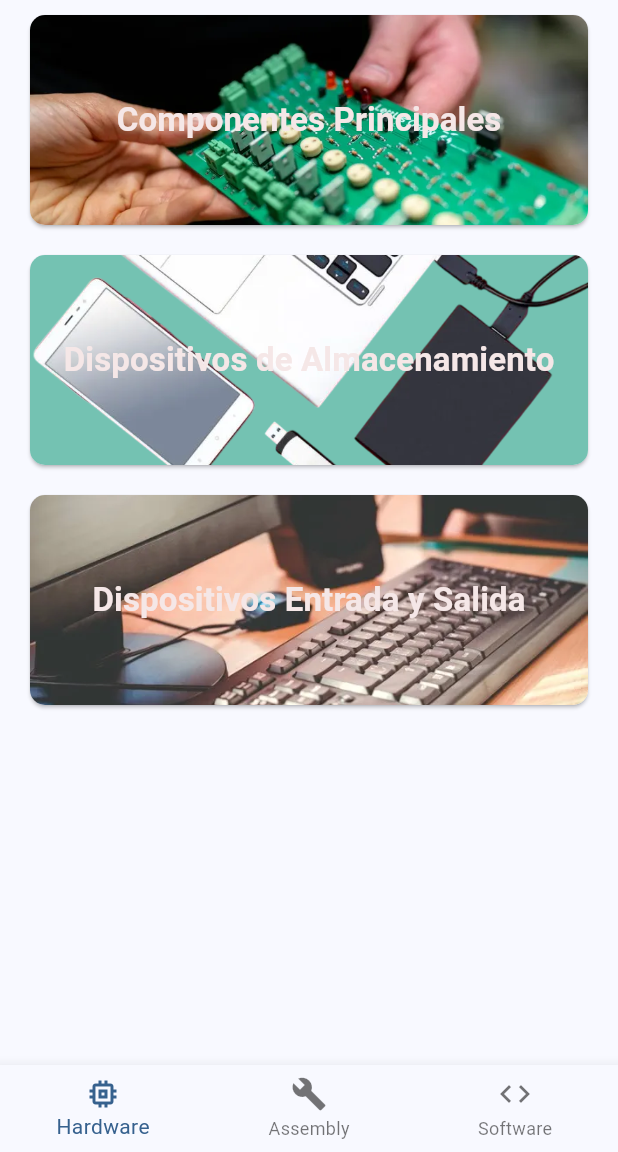
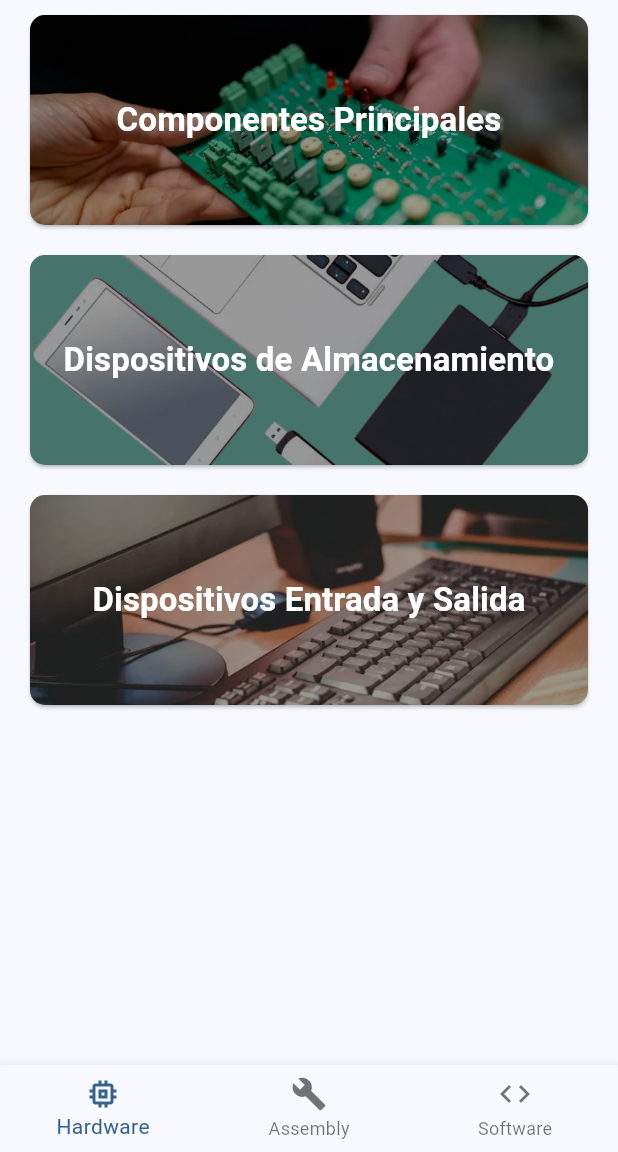
Before and after one commit to angelito028/Tech_Care, a Flutter app: the screen it shows after launch, on a phone screen of 412 x 824 dp, the part 84-1236 px from its top. Run offline on Flutter 3.47's test engine with Material 3 defaults, Android fonts, the phone set to English and light mode, and no system bars.

Commit message:
Componentes

```diff
--- a/lib/components/boton_hardware.dart
+++ b/lib/components/boton_hardware.dart
@@ -19,44 +19,49 @@ class BotonHardware extends StatefulWidget {
 class _BotonHardwareState extends State<BotonHardware> {
   @override
   Widget build(BuildContext context) {
-    return ElevatedButton(
+    return SizedBox(
+      width: double.infinity,
+      height: 140,
+      child: ElevatedButton(
         onPressed: () {
-        setState(() {
           Navigator.push(
             context,
             MaterialPageRoute(builder: (context) => widget.rutaBoton!),
           );
-        });
         },
         style: ElevatedButton.styleFrom(
+          padding: EdgeInsets.zero, // Elimina el padding por defecto
           shape: RoundedRectangleBorder(
             borderRadius: BorderRadius.circular(10.0),
           ),
-        padding: EdgeInsets.all(0),
         ),
-      child: Ink(
+        child: Stack(
+          fit: StackFit.expand, // Asegura que todo el contenido llene el botón
+          children: [
+            ClipRRect(
+              borderRadius: BorderRadius.circular(10.0),
+              child: Image.asset(
+                "assets/${widget.rutaImagen}",
+                fit: BoxFit.cover, // La imagen ocupa todo el espacio
+              ),
+            ),
+            Container(
+              alignment: Alignment.center,
               decoration: BoxDecoration(
-          shape: BoxShape.rectangle,
-          image: DecorationImage(
-            image: AssetImage("assets/${widget.rutaImagen}"),
-            fit: BoxFit.cover,
-          ),
+                color: Colors.black.withOpacity(0.4),
                 borderRadius: BorderRadius.circular(10.0),
               ),
-        child: Container(
-          width: double.infinity,
-          height: 140.0,
-          alignment: Alignment.center,
-          child: Center(
               child: Text(
                 widget.tituloBoton!,
                 style: const TextStyle(
-                color: Color.fromARGB(255, 245, 231, 231),
+                  color: Colors.white,
                   fontSize: 22.0,
                   fontWeight: FontWeight.bold,
                 ),
+                textAlign: TextAlign.center,
               ),
             ),
+          ],
         ),
       ),
     );
```
Also changed, not shown: lib/components/lista_componente.dart (added, +49 -0 lines). Lines whose indentation alone changed are shown as unchanged.
